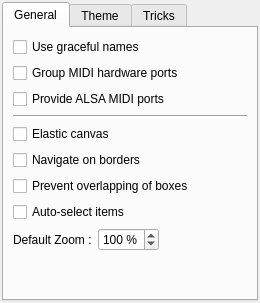
This is resources/ui/canvas_options.ui in Houston4444/HoustonPatchbay as Qt 5 draws it before an edit. The edited form follows.
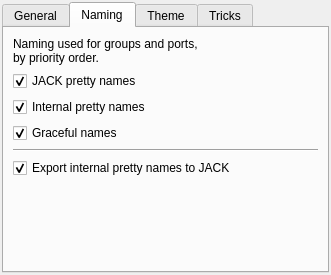
This is the edited form. The open tabs and pages were chosen to show the change. Icons and pictures are not drawn.

Commit message: implement Naming options

```diff
--- a/resources/ui/canvas_options.ui
+++ b/resources/ui/canvas_options.ui
@@ -6,8 +6,8 @@
    <rect>
     <x>0</x>
     <y>0</y>
-    <width>260</width>
-    <height>303</height>
+    <width>331</width>
+    <height>275</height>
    </rect>
   </property>
   <property name="windowTitle">
@@ -46,16 +46,12 @@
            <string>General</string>
           </attribute>
           <layout class="QVBoxLayout" name="verticalLayout_4">
-           <item>
-            <widget class="QCheckBox" name="checkBoxGracefulNames">
-             <property name="toolTip">
-              <string>&lt;html&gt;&lt;head/&gt;&lt;body&gt;&lt;p&gt;Display shorter and more readable ports and groups names.&lt;/p&gt;&lt;p&gt;If unchecked, displayed port names will be the trought port names.&lt;/p&gt;&lt;/body&gt;&lt;/html&gt;</string>
-             </property>
-             <property name="text">
-              <string>Use graceful names</string>
-             </property>
-            </widget>
-           </item>
+           <property name="spacing">
+            <number>6</number>
+           </property>
+           <property name="leftMargin">
+            <number>6</number>
+           </property>
            <item>
             <widget class="QCheckBox" name="checkBoxA2J">
              <property name="text">
@@ -175,6 +171,98 @@
            </item>
           </layout>
          </widget>
+         <widget class="QWidget" name="Naming">
+          <attribute name="title">
+           <string>Naming</string>
+          </attribute>
+          <layout class="QVBoxLayout" name="verticalLayout_7">
+           <item>
+            <widget class="QLabel" name="label_4">
+             <property name="text">
+              <string>&lt;html&gt;&lt;head/&gt;&lt;body&gt;&lt;p&gt;Naming used for groups and ports,&lt;br&gt;by priority order.&lt;/p&gt;&lt;/body&gt;&lt;/html&gt;</string>
+             </property>
+            </widget>
+           </item>
+           <item>
+            <widget class="QCheckBox" name="checkBoxJackPrettyNames">
+             <property name="toolTip">
+              <string>&lt;html&gt;&lt;head/&gt;&lt;body&gt;&lt;p&gt;choose the pretty-name JACK metadata (http://jackaudio.org/metadata/pretty-name) to name clients and ports.&lt;/p&gt;&lt;/body&gt;&lt;/html&gt;</string>
+             </property>
+             <property name="text">
+              <string>JACK pretty names</string>
+             </property>
+             <property name="checked">
+              <bool>true</bool>
+             </property>
+            </widget>
+           </item>
+           <item>
+            <widget class="QCheckBox" name="checkBoxInternalPrettyNames">
+             <property name="toolTip">
+              <string>&lt;html&gt;&lt;head/&gt;&lt;body&gt;&lt;p&gt;Choose internal pretty-name defined by user with the &amp;quot;rename&amp;quot; context entry to name clients and ports.&lt;/p&gt;&lt;/body&gt;&lt;/html&gt;</string>
+             </property>
+             <property name="text">
+              <string>Internal pretty names</string>
+             </property>
+             <property name="checked">
+              <bool>true</bool>
+             </property>
+            </widget>
+           </item>
+           <item>
+            <widget class="QCheckBox" name="checkBoxGracefulNames_2">
+             <property name="toolTip">
+              <string>Use arranged names, which replace all underscores with spaces,
+cut some useless characters depending on the client name.
+It provides a shorter name than the original.</string>
+             </property>
+             <property name="text">
+              <string>Graceful names</string>
+             </property>
+             <property name="checked">
+              <bool>true</bool>
+             </property>
+            </widget>
+           </item>
+           <item>
+            <widget class="Line" name="line_2">
+             <property name="orientation">
+              <enum>Qt::Horizontal</enum>
+             </property>
+            </widget>
+           </item>
+           <item>
+            <widget class="QCheckBox" name="checkBoxExportPrettyNames">
+             <property name="text">
+              <string>Export internal pretty names to JACK</string>
+             </property>
+             <property name="checked">
+              <bool>true</bool>
+             </property>
+            </widget>
+           </item>
+           <item>
+            <spacer name="verticalSpacer_2">
+             <property name="orientation">
+              <enum>Qt::Vertical</enum>
+             </property>
+             <property name="sizeHint" stdset="0">
+              <size>
+               <width>20</width>
+               <height>40</height>
+              </size>
+             </property>
+            </spacer>
+           </item>
+          </layout>
+          <zorder>checkBoxGracefulNames_2</zorder>
+          <zorder>checkBoxJackPrettyNames</zorder>
+          <zorder>verticalSpacer_2</zorder>
+          <zorder>checkBoxInternalPrettyNames</zorder>
+          <zorder>label_4</zorder>
+          <zorder>line_2</zorder>
+          <zorder>checkBoxExportPrettyNames</zorder>
+         </widget>
          <widget class="QWidget" name="Theme">
           <attribute name="title">
            <string>Theme</string>
```
Left out of the diff: 2 changed lines with no effect on the pictures. The commit also changes 7 other files.
